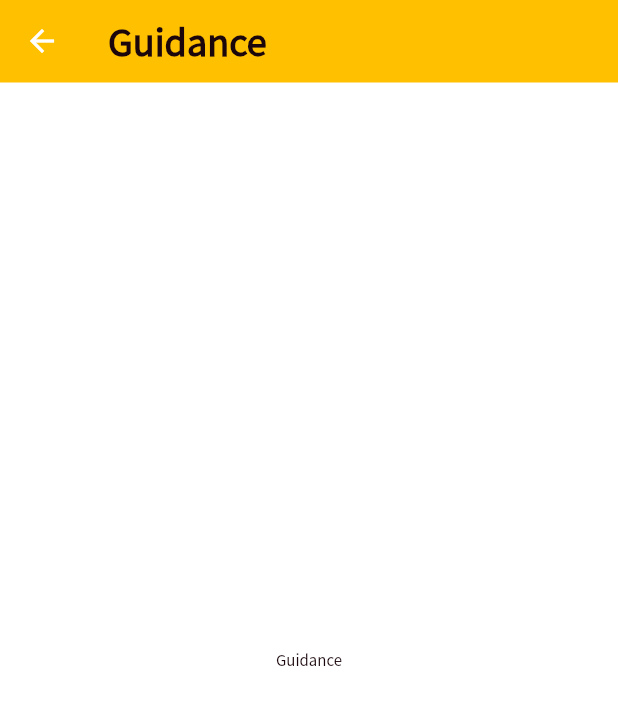
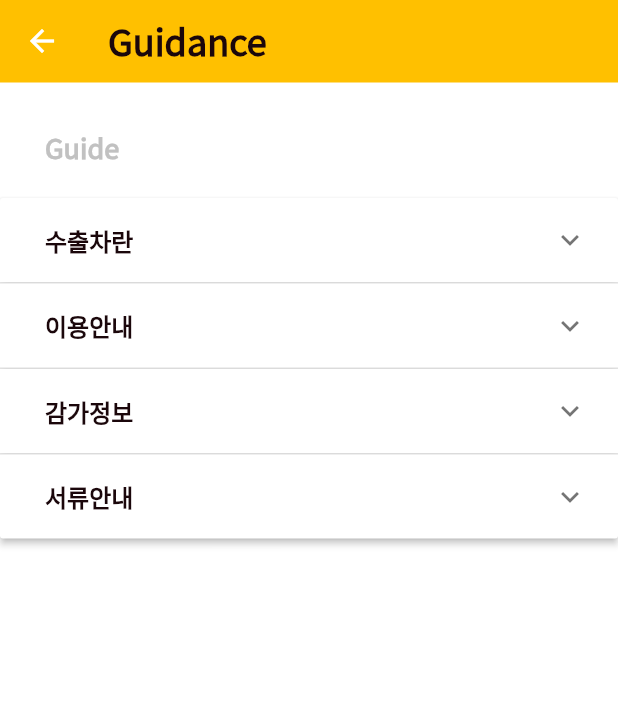
Before and after one commit to chuongphong12/scroad_seller_flt, a Flutter app: the screen it shows after launch, after a tap on the "info outline" icon, on a phone screen of 412 x 824 dp. Shown: the top 705 px of the screen. Run offline on Flutter 3.47's test engine with Material 2 defaults, Android fonts, the phone set to English and light mode, and no system bars; our stand-ins replace bloc, carousel_slider, firebase_core, flutter_bloc, smooth_page_indicator; accounts and stored records are empty; network calls fail.

Commit message:
add new screen

```diff
--- a/lib/configs/app_router.dart
+++ b/lib/configs/app_router.dart
@@ -1,5 +1,6 @@
 import 'package:flutter/material.dart';
 import 'package:scroad_seller_flutter/screens/auctions/plate_number_screen.dart';
+import 'package:scroad_seller_flutter/screens/auctions/request_screen.dart';
 import 'package:scroad_seller_flutter/screens/guidance/guidance_screen.dart';
 import 'package:scroad_seller_flutter/screens/home/home_screen.dart';
 import 'package:scroad_seller_flutter/screens/settings/settings_screen.dart';
@@ -11,6 +12,8 @@ class AppRouter {
         return HomeScreen.route();
       case PlateNumberScreen.routeName:
         return PlateNumberScreen.route();
+      case RequestScreen.routeName:
+        return RequestScreen.route();
       case SettingsScreen.routeName:
         return SettingsScreen.route();
       case GuidanceScreen.routeName:
--- a/lib/main.dart
+++ b/lib/main.dart
@@ -4,7 +4,7 @@ import 'package:flutter_bloc/flutter_bloc.dart';
 import 'package:scroad_seller_flutter/configs/app_router.dart';
 import 'package:scroad_seller_flutter/configs/theme.dart';
 import 'package:scroad_seller_flutter/firebase_options.dart';
-import 'package:scroad_seller_flutter/screens/auctions/plate_number_screen.dart';
+import 'package:scroad_seller_flutter/screens/auctions/request_screen.dart';
 import 'package:scroad_seller_flutter/screens/home/home_screen.dart';
 import 'package:scroad_seller_flutter/simple_bloc_observer.dart';
 
@@ -33,7 +33,7 @@ class MyApp extends StatelessWidget {
       theme: theme(),
       home: const HomeScreen(),
       onGenerateRoute: AppRouter.onGenerateRoute,
-      initialRoute: PlateNumberScreen.routeName,
+      initialRoute: RequestScreen.routeName,
     );
   }
 }
--- a/lib/screens/auctions/plate_number_screen.dart
+++ b/lib/screens/auctions/plate_number_screen.dart
@@ -17,7 +17,15 @@ class PlateNumberScreen extends StatelessWidget {
   @override
   Widget build(BuildContext context) {
     double height = const CustomAppBar().preferredSize.height;
-    return Scaffold(
+    return GestureDetector(
+      onTap: () {
+        FocusScopeNode currentFocus = FocusScope.of(context);
+
+        if (!currentFocus.hasPrimaryFocus) {
+          currentFocus.unfocus();
+        }
+      },
+      child: Scaffold(
         backgroundColor: Theme.of(context).primaryColor,
         appBar: const CustomAppBar(),
         body: Center(
@@ -35,7 +43,8 @@ class PlateNumberScreen extends StatelessWidget {
                 child: Column(
                   crossAxisAlignment: CrossAxisAlignment.start,
                   children: [
-                  Text('차량번호입력', style: Theme.of(context).textTheme.headline4),
+                    Text('차량번호입력',
+                        style: Theme.of(context).textTheme.headline4),
                     const SizedBox(height: 5),
                     Text(
                       '띄어쓰기 없이 입력해 주세요.',
@@ -64,8 +73,14 @@ class PlateNumberScreen extends StatelessWidget {
                         ),
                         floatingLabelBehavior: FloatingLabelBehavior.never,
                       ),
+                      onFieldSubmitted: (String? value) {
+                        Navigator.of(context).pushNamed(
+                          '/guidance',
+                        );
+                      },
                     ),
                   ],
+                ),
               ),
             ),
           ),
--- /dev/null
+++ b/lib/screens/auctions/request_screen.dart
@@ -0,0 +1,72 @@
+import 'package:flutter/material.dart';
+import 'package:scroad_seller_flutter/extensions/hexadecimal_convert.dart';
+import 'package:scroad_seller_flutter/widgets/custom_app_bar.dart';
+
+class RequestScreen extends StatefulWidget {
+  static const String routeName = '/request';
+
+  static Route route() {
+    return MaterialPageRoute(
+      builder: (context) => const RequestScreen(),
+      settings: const RouteSettings(name: routeName),
+    );
+  }
+
+  const RequestScreen({Key? key}) : super(key: key);
+
+  @override
+  State<RequestScreen> createState() => _RequestScreenState();
+}
+
+class _RequestScreenState extends State<RequestScreen> {
+  @override
+  Widget build(BuildContext context) {
+    return Scaffold(
+      appBar: const CustomAppBar(),
+      body: SingleChildScrollView(
+        child: Padding(
+          padding: const EdgeInsets.symmetric(horizontal: 40, vertical: 35),
+          child: Column(
+            mainAxisAlignment: MainAxisAlignment.start,
+            crossAxisAlignment: CrossAxisAlignment.start,
+            children: [
+              Text(
+                '폭스바겐 아테온',
+                style: Theme.of(context).textTheme.headline3,
+              ),
+              Row(
+                crossAxisAlignment: CrossAxisAlignment.center,
+                children: [
+                  Text(
+                    '12가 1234',
+                    style: Theme.of(context)
+                        .textTheme
+                        .headline5!
+                        .copyWith(color: HexColor.fromHex('bababa')),
+                  ),
+                  SizedBox(
+                    height: 25,
+                    child: VerticalDivider(
+                      color: HexColor.fromHex('bababa'),
+                      thickness: 2,
+                      indent: 5,
+                      endIndent: 0,
+                      width: 15,
+                    ),
+                  ),
+                  Text(
+                    '2015년',
+                    style: Theme.of(context)
+                        .textTheme
+                        .headline5!
+                        .copyWith(color: HexColor.fromHex('bababa')),
+                  ),
+                ],
+              )
+            ],
+          ),
+        ),
+      ),
+    );
+  }
+}
--- a/lib/screens/guidance/guidance_screen.dart
+++ b/lib/screens/guidance/guidance_screen.dart
@@ -1,7 +1,43 @@
 import 'package:flutter/material.dart';
+import 'package:scroad_seller_flutter/extensions/hexadecimal_convert.dart';
 import 'package:scroad_seller_flutter/widgets/custom_app_bar.dart';
 
-class GuidanceScreen extends StatelessWidget {
+class Item {
+  Item({
+    required this.expandedValue,
+    required this.headerValue,
+    this.isExpanded = false,
+  });
+
+  String expandedValue;
+  String headerValue;
+  bool isExpanded;
+
+  static List<Item> items = [
+    Item(
+      headerValue: '수출차란',
+      expandedValue:
+          '폐차할까 생각하다가 우연히 수출을 알아보고 판매했네요 거래해주신분도 친절하시고 정말 좋은 가격에 거래한 것 같아 기분이 좋습니다 앞으로도 자주 이용할것같아요 감사합니다',
+    ),
+    Item(
+      headerValue: '이용안내',
+      expandedValue:
+          '폐차할까 생각하다가 우연히 수출을 알아보고 판매했네요 거래해주신분도 친절하시고 정말 좋은 가격에 거래한 것 같아 기분이 좋습니다 앞으로도 자주 이용할것같아요 감사합니다',
+    ),
+    Item(
+      headerValue: '감가정보',
+      expandedValue:
+          '폐차할까 생각하다가 우연히 수출을 알아보고 판매했네요 거래해주신분도 친절하시고 정말 좋은 가격에 거래한 것 같아 기분이 좋습니다 앞으로도 자주 이용할것같아요 감사합니다',
+    ),
+    Item(
+      headerValue: '서류안내',
+      expandedValue:
+          '폐차할까 생각하다가 우연히 수출을 알아보고 판매했네요 거래해주신분도 친절하시고 정말 좋은 가격에 거래한 것 같아 기분이 좋습니다 앞으로도 자주 이용할것같아요 감사합니다',
+    )
+  ];
+}
+
+class GuidanceScreen extends StatefulWidget {
   static const String routeName = '/guidance';
 
   static Route route() {
@@ -14,14 +50,68 @@ class GuidanceScreen extends StatelessWidget {
   const GuidanceScreen({Key? key}) : super(key: key);
 
   @override
+  State<GuidanceScreen> createState() => _GuidanceScreenState();
+}
+
+class _GuidanceScreenState extends State<GuidanceScreen> {
+  @override
   Widget build(BuildContext context) {
-    return const Scaffold(
-      appBar: CustomAppBar(
+    return Scaffold(
+      appBar: const CustomAppBar(
         title: 'Guidance',
       ),
-      body: Center(
-        child: Text('Guidance'),
+      body: SingleChildScrollView(
+        child: Column(
+          mainAxisAlignment: MainAxisAlignment.start,
+          crossAxisAlignment: CrossAxisAlignment.start,
+          children: [
+            Padding(
+              padding: const EdgeInsets.only(top: 30, left: 30, bottom: 20),
+              child: Text(
+                'Guide',
+                style: Theme.of(context).textTheme.headline3!.copyWith(
+                      color: HexColor.fromHex('#c1c1c1'),
+                    ),
+              ),
+            ),
+            _buildPanel(),
+          ],
+        ),
       ),
     );
   }
+
+  Widget _buildPanel() {
+    return ExpansionPanelList(
+      expansionCallback: (int index, bool isExpanded) {
+        final currentItem = Item.items[index];
+        setState(() {
+          currentItem.isExpanded = !isExpanded;
+          for (var item in Item.items) {
+            if (item != currentItem) {
+              item.isExpanded = false;
+            }
+          }
+        });
+      },
+      children: Item.items.map<ExpansionPanel>((Item item) {
+        return ExpansionPanel(
+          headerBuilder: (BuildContext context, bool isExpanded) {
+            return ListTile(
+              title: Text(
+                item.headerValue,
+                style: Theme.of(context).textTheme.headline4,
+              ),
+              contentPadding: const EdgeInsets.symmetric(horizontal: 30),
+            );
+          },
+          body: ListTile(
+            title: Text(item.expandedValue),
+            contentPadding: const EdgeInsets.all(20.0),
+          ),
+          isExpanded: item.isExpanded,
+        );
+      }).toList(),
+    );
+  }
 }
--- a/lib/screens/home/home_screen.dart
+++ b/lib/screens/home/home_screen.dart
@@ -33,22 +33,41 @@ class _HomeScreenState extends State<HomeScreen> {
   Widget build(BuildContext context) {
     return Scaffold(
       appBar: const CustomAppBar(),
-      body: SingleChildScrollView(
+      body: GestureDetector(
+        onTap: () {
+          FocusScopeNode currentFocus = FocusScope.of(context);
+
+          if (!currentFocus.hasPrimaryFocus) {
+            currentFocus.unfocus();
+          }
+        },
+        child: SingleChildScrollView(
           child: Padding(
             padding: const EdgeInsets.only(top: 30, left: 20, right: 20),
             child: Column(
               children: [
-              const AvailableCarCheck(),
+                _buildAvailableCarCheck(context),
                 const SizedBox(height: 20),
-              const CreateRequestCard(),
+                _buildRequestCard(context),
                 const SizedBox(height: 20),
-              Stack(
+                _buildHomeSlide(context),
+                const SizedBox(height: 20),
+                _buildReviewCardGrid(context, images),
+              ],
+            ),
+          ),
+        ),
+      ),
+    );
+  }
+
+  Widget _buildHomeSlide(BuildContext context) {
+    return Stack(
       children: [
         CarouselSlider.builder(
           carouselController: controller,
           itemCount: images.length,
-                    itemBuilder:
-                        (BuildContext context, int index, int pageViewIndex) {
+          itemBuilder: (BuildContext context, int index, int pageViewIndex) {
             return ClipRRect(
               borderRadius: BorderRadius.circular(10),
               child: Image.network(
@@ -66,8 +85,7 @@ class _HomeScreenState extends State<HomeScreen> {
             autoPlayCurve: Curves.fastOutSlowIn,
             enlargeCenterPage: true,
             scrollDirection: Axis.horizontal,
-                      onPageChanged:
-                          (int index, CarouselPageChangedReason reason) {
+            onPageChanged: (int index, CarouselPageChangedReason reason) {
               setState(() => currentPos = index);
             },
           ),
@@ -86,24 +104,10 @@ class _HomeScreenState extends State<HomeScreen> {
           ),
         ),
       ],
-              ),
-              const SizedBox(height: 20),
-              ReviewCardGrid(images: images)
-            ],
-          ),
-        ),
-      ),
     );
   }
-}
 
-class CreateRequestCard extends StatelessWidget {
-  const CreateRequestCard({
-    Key? key,
-  }) : super(key: key);
-
-  @override
-  Widget build(BuildContext context) {
+  Widget _buildRequestCard(BuildContext context) {
     return Container(
       height: 200,
       decoration: BoxDecoration(
@@ -180,15 +184,8 @@ class CreateRequestCard extends StatelessWidget {
       ),
     );
   }
-}
 
-class AvailableCarCheck extends StatelessWidget {
-  const AvailableCarCheck({
-    Key? key,
-  }) : super(key: key);
-
-  @override
-  Widget build(BuildContext context) {
+  Widget _buildAvailableCarCheck(BuildContext context) {
     return Container(
       height: 200,
       padding: const EdgeInsets.only(top: 20, left: 20, right: 20),
@@ -279,18 +276,8 @@ class AvailableCarCheck extends StatelessWidget {
       ),
     );
   }
-}
 
-class ReviewCardGrid extends StatelessWidget {
-  const ReviewCardGrid({
-    Key? key,
-    required this.images,
-  }) : super(key: key);
-
-  final List<String> images;
-
-  @override
-  Widget build(BuildContext context) {
+  Widget _buildReviewCardGrid(BuildContext context, List<String> images) {
     return GridView.count(
       shrinkWrap: true,
       crossAxisCount: 2,
--- a/pubspec.yaml
+++ b/pubspec.yaml
@@ -44,6 +44,7 @@ dependencies:
   syncfusion_flutter_datepicker: ^20.1.58
   carousel_slider: ^4.1.1
   smooth_page_indicator: ^1.0.0+2
+  expandable: ^5.0.1
 
 dev_dependencies:
   flutter_test:
```
Also changed, not shown: pubspec.lock. Lines whose indentation alone changed are shown as unchanged.
